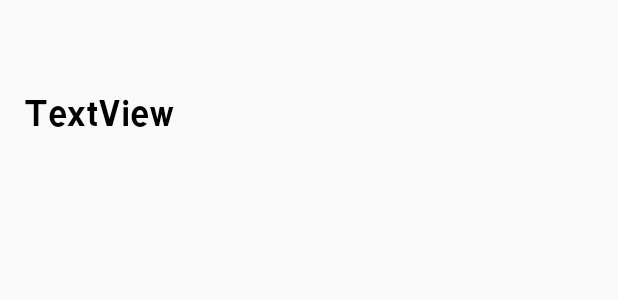
After one commit to DanilB01/Quizium, an Android app: the layout item_category.xml on its own in the app's theme, with its tools: preview values and no code run, on a phone screen of 412 x 824 dp. The commit adds this screen. Shown: the top 300 px of the screen. Run offline under Robolectric (Android 15) with nearby library versions, the phone set to English and light mode, and no system bars.

Commit message:
Change adapter realization with RecyclerViewItem class

```diff
--- a/app/src/main/java/ru/tsu/quizium/QuizListActivity.java
+++ b/app/src/main/java/ru/tsu/quizium/QuizListActivity.java
@@ -21,8 +21,8 @@ public class QuizListActivity extends AppCompatActivity {
         InitCategories();
         InitQuizData();
         RecyclerView recyclerView = findViewById(R.id.quizRecyclerView);
-        RecyclerViewAdapter adapter = new RecyclerViewAdapter(this, quizList);
-        recyclerView.setAdapter(adapter);
+        //RecyclerViewAdapter adapter = new RecyclerViewAdapter(this, quizList);
+        //recyclerView.setAdapter(adapter);
     }
 
     private void InitQuizData() {
--- /dev/null
+++ b/app/src/main/res/layout/item_category.xml
@@ -0,0 +1,20 @@
+<?xml version="1.0" encoding="utf-8"?>
+<androidx.constraintlayout.widget.ConstraintLayout
+    xmlns:android="http://schemas.android.com/apk/res/android"
+    xmlns:app="http://schemas.android.com/apk/res-auto"
+    xmlns:tools="http://schemas.android.com/tools"
+    android:layout_width="wrap_content"
+    android:layout_height="wrap_content"
+    android:paddingBottom="8dp">
+
+    <TextView
+        android:id="@+id/quizCategoryTextView"
+        android:layout_width="wrap_content"
+        android:layout_height="wrap_content"
+        android:layout_marginStart="16dp"
+        android:textSize="24dp"
+        android:textColor="@color/black"
+        android:text="TextView"
+        app:layout_constraintStart_toStartOf="parent"
+        app:layout_constraintTop_toTopOf="parent" />
+</androidx.constraintlayout.widget.ConstraintLayout>
```
Also changed, not shown: app/src/main/java/ru/tsu/quizium/RecyclerViewAdapter.java (+52 -16 lines), app/src/main/java/ru/tsu/quizium/RecyclerViewItem.java (+16 -4 lines).
